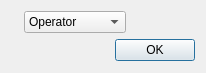
This is source/wnd/ui/login.ui in ww4u/megarobostudio as Qt 5 draws it before an edit. The edited form follows.
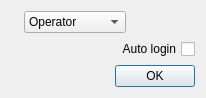
This is the edited form. Icons and pictures are not drawn.

Patch:
```diff
--- a/source/wnd/ui/login.ui
+++ b/source/wnd/ui/login.ui
@@ -7,7 +7,7 @@
     <x>0</x>
     <y>0</y>
     <width>206</width>
-    <height>73</height>
+    <height>93</height>
    </rect>
   </property>
   <property name="windowTitle">
@@ -72,6 +72,16 @@
      </item>
     </layout>
    </item>
+   <item>
+    <widget class="QCheckBox" name="chkAutoLogin">
+     <property name="layoutDirection">
+      <enum>Qt::RightToLeft</enum>
+     </property>
+     <property name="text">
+      <string>Auto login</string>
+     </property>
+    </widget>
+   </item>
    <item>
     <widget class="QDialogButtonBox" name="buttonBox">
      <property name="orientation">
```
